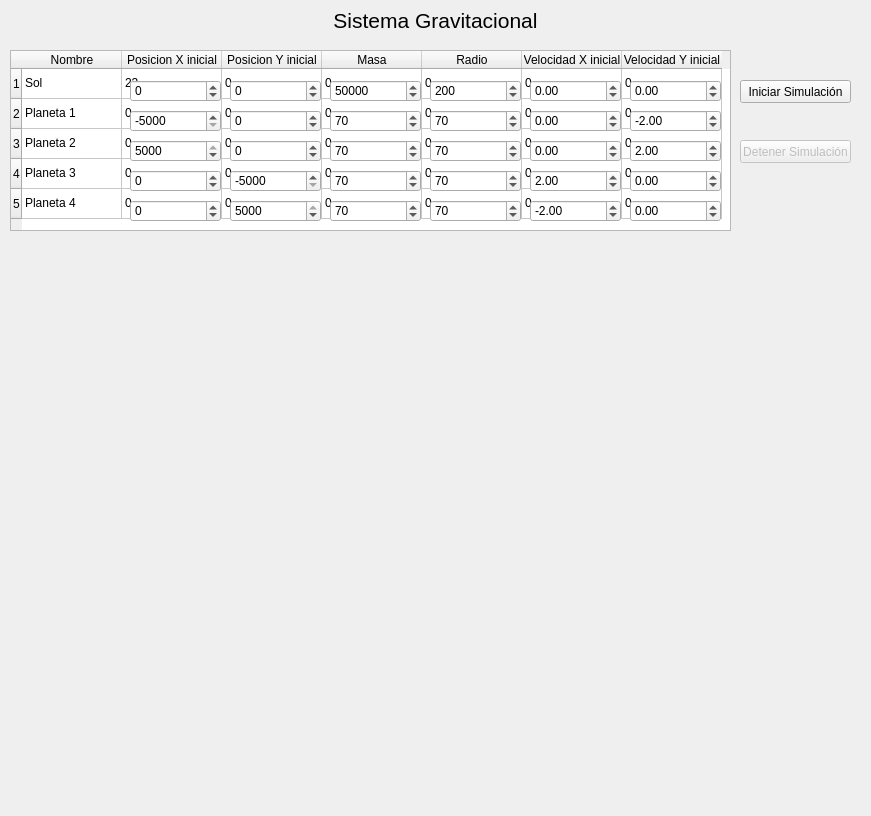
This is ParcialFinal/mainwindow.ui in juliancruzb/parcialINFO2 as Qt 5 draws it before an edit. The edited form follows.
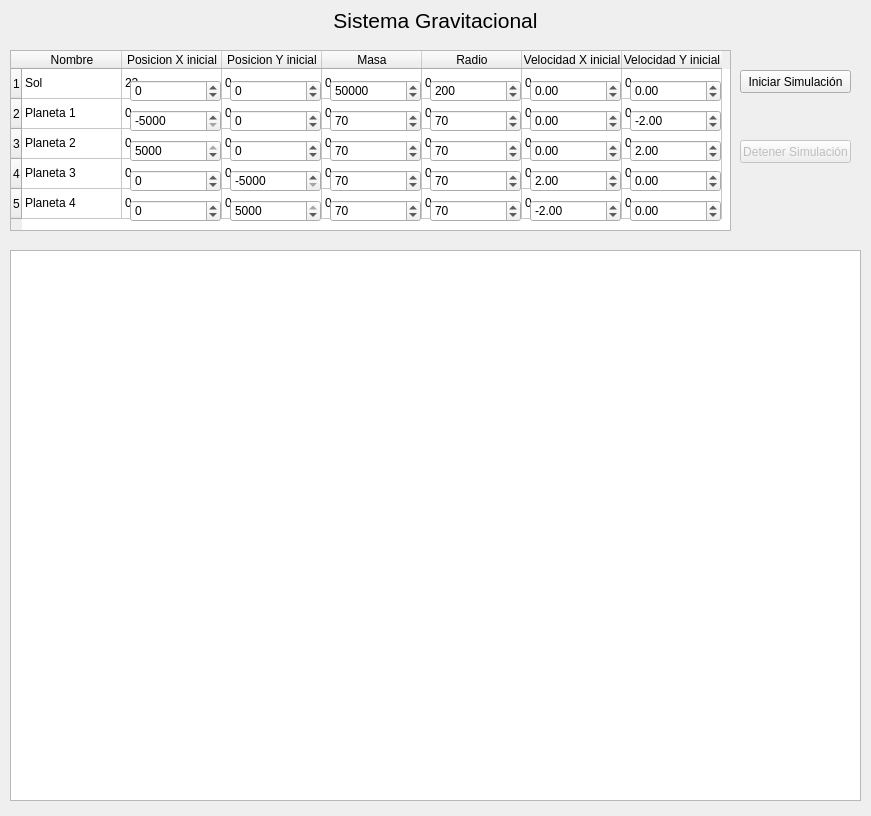
This is the edited form.

What changed in the file:
```diff
--- a/ParcialFinal/mainwindow.ui
+++ b/ParcialFinal/mainwindow.ui
@@ -840,7 +840,7 @@
     <property name="geometry">
      <rect>
       <x>740</x>
-      <y>80</y>
+      <y>70</y>
       <width>111</width>
       <height>23</height>
      </rect>
@@ -849,6 +849,16 @@
      <string>Iniciar Simulación</string>
     </property>
    </widget>
+   <widget class="QGraphicsView" name="universo">
+    <property name="geometry">
+     <rect>
+      <x>10</x>
+      <y>250</y>
+      <width>851</width>
+      <height>551</height>
+     </rect>
+    </property>
+   </widget>
    <zorder>tableWidget</zorder>
    <zorder>vx0</zorder>
    <zorder>masa1</zorder>
```
Left out of the diff: 1 changed line with no effect on the pictures.
